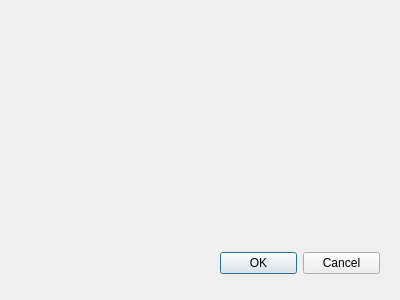
pgulyaev88/elpos.manager, file menusviewdialog.ui: the form before one commit.
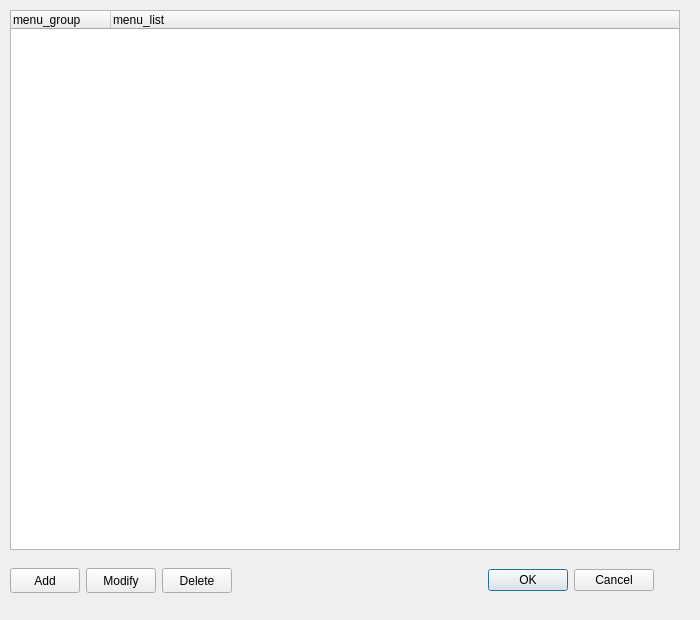
The form after the commit.

```diff
--- a/menusviewdialog.ui
+++ b/menusviewdialog.ui
@@ -6,25 +6,127 @@
    <rect>
     <x>0</x>
     <y>0</y>
-    <width>400</width>
-    <height>300</height>
+    <width>700</width>
+    <height>620</height>
    </rect>
   </property>
   <property name="windowTitle">
    <string>Dialog</string>
   </property>
-  <widget class="QDialogButtonBox" name="buttonBox">
+  <widget class="QWidget" name="horizontalLayoutWidget">
    <property name="geometry">
     <rect>
-     <x>220</x>
-     <y>250</y>
-     <width>160</width>
-     <height>26</height>
+     <x>10</x>
+     <y>560</y>
+     <width>671</width>
+     <height>41</height>
     </rect>
    </property>
-   <property name="standardButtons">
-    <set>QDialogButtonBox::Cancel|QDialogButtonBox::Ok</set>
+   <layout class="QHBoxLayout" name="horizontalLayout">
+    <item>
+     <widget class="QPushButton" name="menusAddPushbutton">
+      <property name="minimumSize">
+       <size>
+        <width>70</width>
+        <height>25</height>
+       </size>
+      </property>
+      <property name="maximumSize">
+       <size>
+        <width>70</width>
+        <height>25</height>
+       </size>
+      </property>
+      <property name="text">
+       <string>Add</string>
+      </property>
+     </widget>
+    </item>
+    <item>
+     <widget class="QPushButton" name="menusModifyPushButton">
+      <property name="minimumSize">
+       <size>
+        <width>70</width>
+        <height>25</height>
+       </size>
+      </property>
+      <property name="maximumSize">
+       <size>
+        <width>70</width>
+        <height>25</height>
+       </size>
+      </property>
+      <property name="text">
+       <string>Modify</string>
+      </property>
+     </widget>
+    </item>
+    <item>
+     <widget class="QPushButton" name="menusDeletePushButton">
+      <property name="minimumSize">
+       <size>
+        <width>70</width>
+        <height>25</height>
+       </size>
+      </property>
+      <property name="maximumSize">
+       <size>
+        <width>70</width>
+        <height>25</height>
+       </size>
+      </property>
+      <property name="text">
+       <string>Delete</string>
+      </property>
+     </widget>
+    </item>
+    <item>
+     <spacer name="horizontalSpacer">
+      <property name="orientation">
+       <enum>Qt::Horizontal</enum>
+      </property>
+      <property name="sizeHint" stdset="0">
+       <size>
+        <width>40</width>
+        <height>20</height>
+       </size>
+      </property>
+     </spacer>
+    </item>
+    <item>
+     <widget class="QDialogButtonBox" name="menusButtonBox">
+      <property name="standardButtons">
+       <set>QDialogButtonBox::Cancel|QDialogButtonBox::Ok</set>
+      </property>
+      <property name="centerButtons">
+       <bool>true</bool>
+      </property>
+     </widget>
+    </item>
+   </layout>
+  </widget>
+  <widget class="QTreeWidget" name="treeWidget">
+   <property name="geometry">
+    <rect>
+     <x>10</x>
+     <y>10</y>
+     <width>670</width>
+     <height>540</height>
+    </rect>
    </property>
+   <property name="lineWidth">
+    <number>2</number>
+   </property>
+   <column>
+    <property name="text">
+     <string>menu_group</string>
+    </property>
+   </column>
+   <column>
+    <property name="text">
+     <string>menu_list</string>
+    </property>
+   </column>
   </widget>
  </widget>
  <resources/>
```
Left out of the diff: 19 changed lines with no effect on the pictures.
